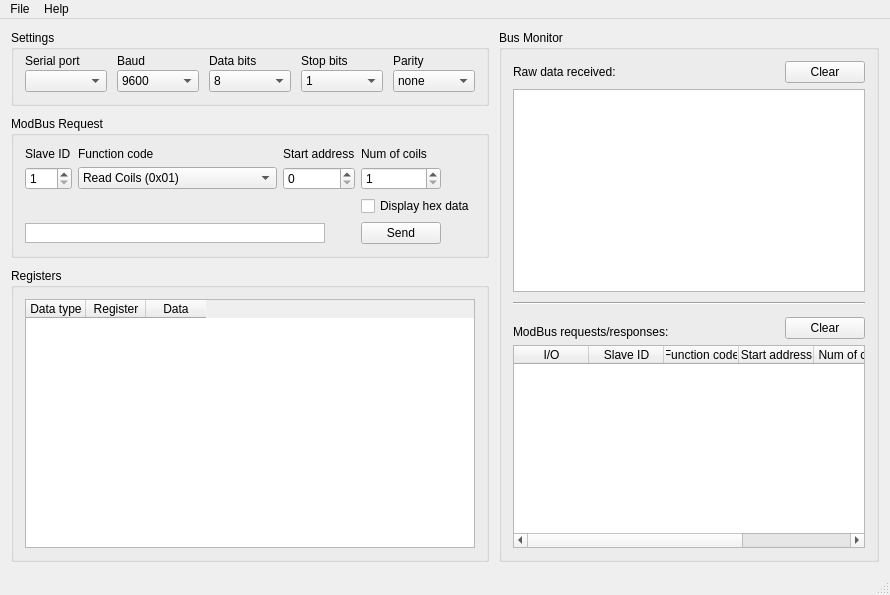
Above: forms/mainwindow.ui from ed-chemnitz/qmodbus before the change. Below: the same form after it.
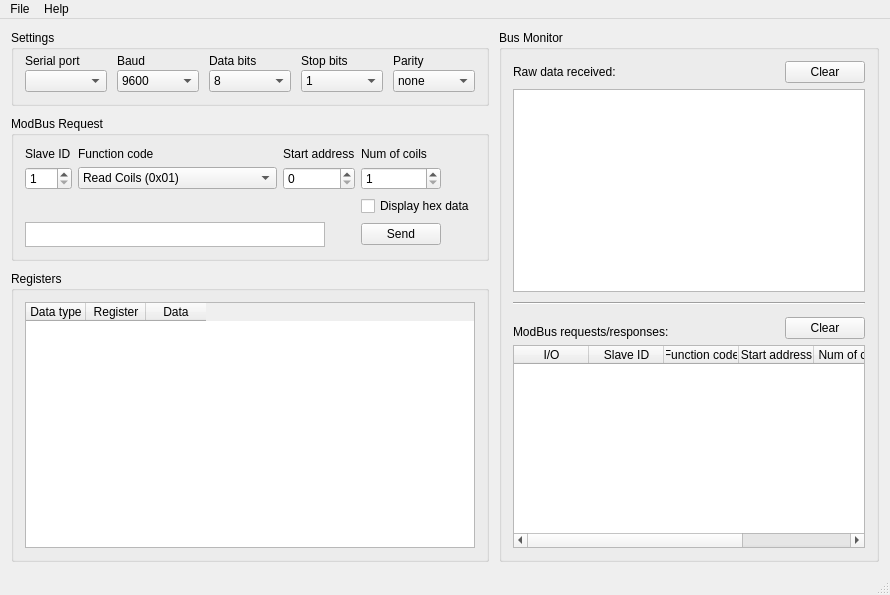
That is the form after the change. Icons and pictures are not drawn.

Commit message:
Increased height of request preview text label
The height of the request preview text label was not sufficient with
recent Qt versions anymore (at least on Linux). Therefore increased
height in order to make everything look fine again.

What changed in the file:
```diff
--- a/forms/mainwindow.ui
+++ b/forms/mainwindow.ui
@@ -491,7 +491,7 @@
          <property name="maximumSize">
           <size>
            <width>300</width>
-           <height>20</height>
+           <height>25</height>
           </size>
          </property>
          <property name="font">
```
Left out of the diff: 11 changed lines with no effect on the pictures.
